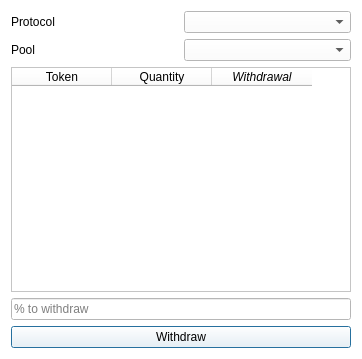
The window that WithdrawDialog.ui (LiquidityProtocol/AMM-Simulator) describes before a commit, drawn with Qt 5.
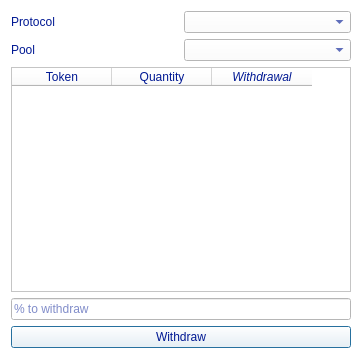
The same window after the commit.

Diff of the .ui file:
```diff
--- a/WithdrawDialog.ui
+++ b/WithdrawDialog.ui
@@ -14,7 +14,8 @@
    <string>Dialog</string>
   </property>
   <property name="styleSheet">
-   <string notr="true">background-color: rgb(255, 255, 255);</string>
+   <string notr="true">background-color: rgb(255, 255, 255);
+color: rgb(1, 25, 147); </string>
   </property>
   <layout class="QVBoxLayout" name="verticalLayout_3">
    <item>
```
